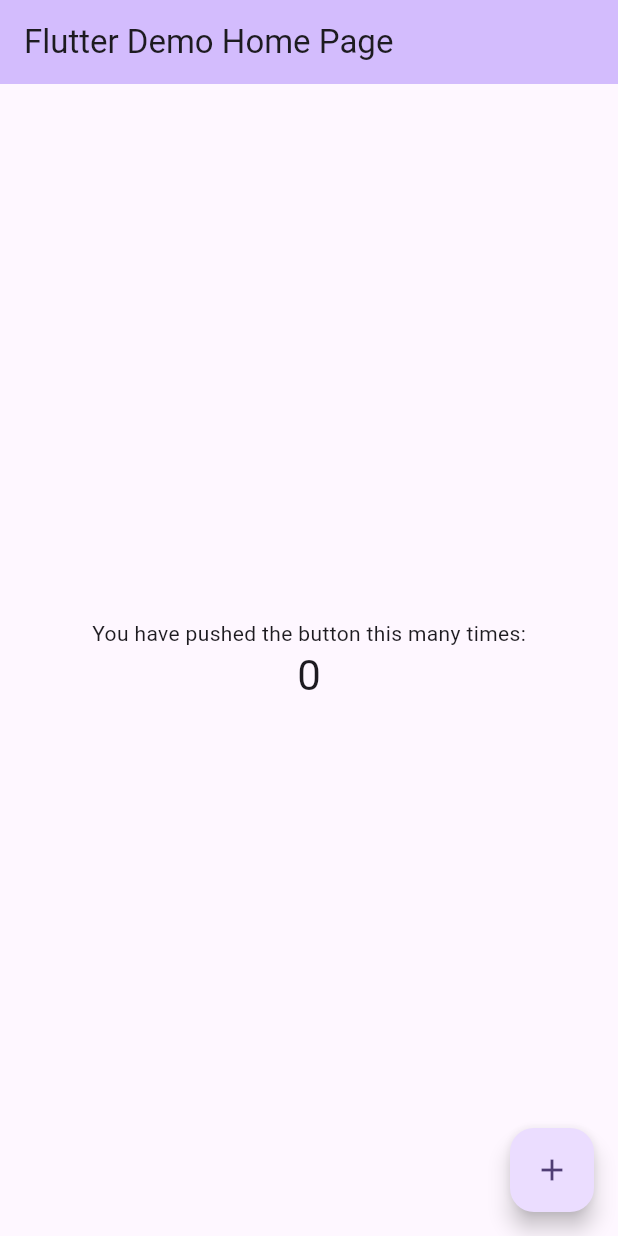
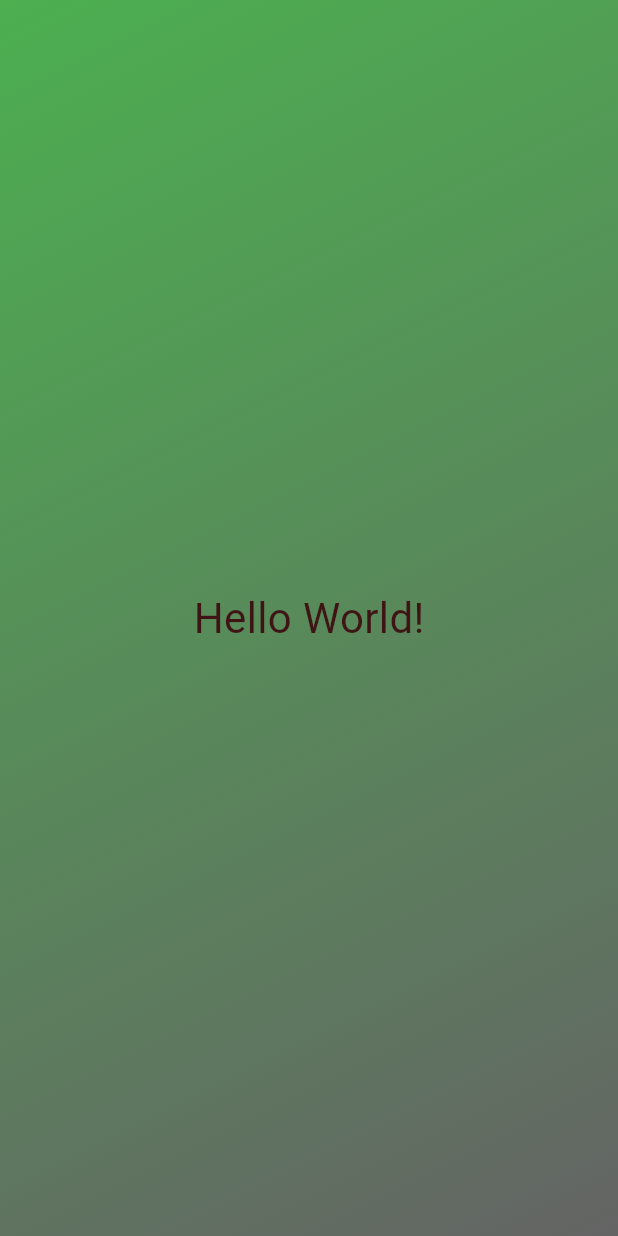
Before and after one commit to DevoGHub/flutter_dice, a Flutter app: the screen it shows after launch, on a phone screen of 412 x 824 dp. Run offline on Flutter 3.47's test engine with Material 3 defaults, Android fonts, the phone set to English and light mode, and no system bars.

Commit message:
Till custom widgets

```diff
--- a/lib/main.dart
+++ b/lib/main.dart
@@ -1,125 +1,61 @@
-import 'package:flutter/material.dart';
+import 'package:flutter/material.dart'; // Basic Flutter file
+
+class GradientContainer extends StatelessWidget {
+  // const GradientContainer({key}): super(key: key); or
+  const GradientContainer({super.key});
+
+  @override
+  Widget build(context) {
+    return Container(
+      decoration: const BoxDecoration(
+        gradient: LinearGradient(
+          colors: [
+            Colors.green,
+            Color.fromRGBO(100, 100, 100, 1),
+          ],
+          begin: Alignment.topLeft,
+          end: Alignment.bottomRight,
+        ),
+      ),
+      child: const Center(
+        child: Text(
+          'Hello World!',
+          style: TextStyle(
+            color: Color.fromRGBO(62, 20, 20, 1),
+            fontSize: 28,
+          ),
+        ), // Text is another widget class. the first param is positional and is the readable text.
+      ), // Center is used to center everything along both axis
+    ); // Basically div - cannot be const, nor can its ancestors
+  } // build s called when this widget is used
+} // Custom Widget; used for reusable widget blocks
 
 void main() {
-  runApp(const MyApp());
-}
+  runApp(
+    const MaterialApp(
+      home: Scaffold(
+        // backgroundColor: Color.fromRGBO(88, 14, 14, 1),
+        body: GradientContainer(),
+      ), // Scaffold is to organise and style elements
+    ), // MaterialApp() is a widget class and this syntax is the cnstructor declaration. This is the root element too, somewhat like <html>
+  ); // Calling the runApp() function from flutter/material.dart package; show the App UI
+} // Custom Function; has to be the main function to execute on app
 
-class MyApp extends StatelessWidget {
-  const MyApp({super.key});
 
-  // This widget is the root of your application.
-  @override
-  Widget build(BuildContext context) {
-    return MaterialApp(
-      title: 'Flutter Demo',
-      theme: ThemeData(
-        // This is the theme of your application.
-        //
-        // TRY THIS: Try running your application with "flutter run". You'll see
-        // the application has a purple toolbar. Then, without quitting the app,
-        // try changing the seedColor in the colorScheme below to Colors.green
-        // and then invoke "hot reload" (save your changes or press the "hot
-        // reload" button in a Flutter-supported IDE, or press "r" if you used
-        // the command line to start the app).
-        //
-        // Notice that the counter didn't reset back to zero; the application
-        // state is not lost during the reload. To reset the state, use hot
-        // restart instead.
-        //
-        // This works for code too, not just values: Most code changes can be
-        // tested with just a hot reload.
-        colorScheme: ColorScheme.fromSeed(seedColor: Colors.deepPurple),
-        useMaterial3: true,
-      ),
-      home: const MyHomePage(title: 'Flutter Demo Home Page'),
-    );
-  }
-}
+// Note: Dart supports both named as well as positional parameters.
+// Syntax
+// void add1(int num1, int num2) { // Positional Arguments
+// num1 + num2;
+// }
 
-class MyHomePage extends StatefulWidget {
-  const MyHomePage({super.key, required this.title});
+// void add2({int num1, int num2}) { // Named Arguments
+// num1 + num2;
+// }
 
-  // This widget is the home page of your application. It is stateful, meaning
-  // that it has a State object (defined below) that contains fields that affect
-  // how it looks.
+// Calling Example:
+// add1(1, 2);
+// add2(num2: 1, num1: 2);
 
-  // This class is the configuration for the state. It holds the values (in this
-  // case the title) provided by the parent (in this case the App widget) and
-  // used by the build method of the State. Fields in a Widget subclass are
-  // always marked "final".
+// Named params are always defined after positional params
 
-  final String title;
-
-  @override
-  State<MyHomePage> createState() => _MyHomePageState();
-}
-
-class _MyHomePageState extends State<MyHomePage> {
-  int _counter = 0;
-
-  void _incrementCounter() {
-    setState(() {
-      // This call to setState tells the Flutter framework that something has
-      // changed in this State, which causes it to rerun the build method below
-      // so that the display can reflect the updated values. If we changed
-      // _counter without calling setState(), then the build method would not be
-      // called again, and so nothing would appear to happen.
-      _counter++;
-    });
-  }
-
-  @override
-  Widget build(BuildContext context) {
-    // This method is rerun every time setState is called, for instance as done
-    // by the _incrementCounter method above.
-    //
-    // The Flutter framework has been optimized to make rerunning build methods
-    // fast, so that you can just rebuild anything that needs updating rather
-    // than having to individually change instances of widgets.
-    return Scaffold(
-      appBar: AppBar(
-        // TRY THIS: Try changing the color here to a specific color (to
-        // Colors.amber, perhaps?) and trigger a hot reload to see the AppBar
-        // change color while the other colors stay the same.
-        backgroundColor: Theme.of(context).colorScheme.inversePrimary,
-        // Here we take the value from the MyHomePage object that was created by
-        // the App.build method, and use it to set our appbar title.
-        title: Text(widget.title),
-      ),
-      body: Center(
-        // Center is a layout widget. It takes a single child and positions it
-        // in the middle of the parent.
-        child: Column(
-          // Column is also a layout widget. It takes a list of children and
-          // arranges them vertically. By default, it sizes itself to fit its
-          // children horizontally, and tries to be as tall as its parent.
-          //
-          // Column has various properties to control how it sizes itself and
-          // how it positions its children. Here we use mainAxisAlignment to
-          // center the children vertically; the main axis here is the vertical
-          // axis because Columns are vertical (the cross axis would be
-          // horizontal).
-          //
-          // TRY THIS: Invoke "debug painting" (choose the "Toggle Debug Paint"
-          // action in the IDE, or press "p" in the console), to see the
-          // wireframe for each widget.
-          mainAxisAlignment: MainAxisAlignment.center,
-          children: <Widget>[
-            const Text(
-              'You have pushed the button this many times:',
-            ),
-            Text(
-              '$_counter',
-              style: Theme.of(context).textTheme.headlineMedium,
-            ),
-          ],
-        ),
-      ),
-      floatingActionButton: FloatingActionButton(
-        onPressed: _incrementCounter,
-        tooltip: 'Increment',
-        child: const Icon(Icons.add),
-      ), // This trailing comma makes auto-formatting nicer for build methods.
-    );
-  }
-}
+// Named params can have definition like add2({int? num1, int num2 = 2}) // Implies that num1 is optional and that num2 has a default value of 2
```
